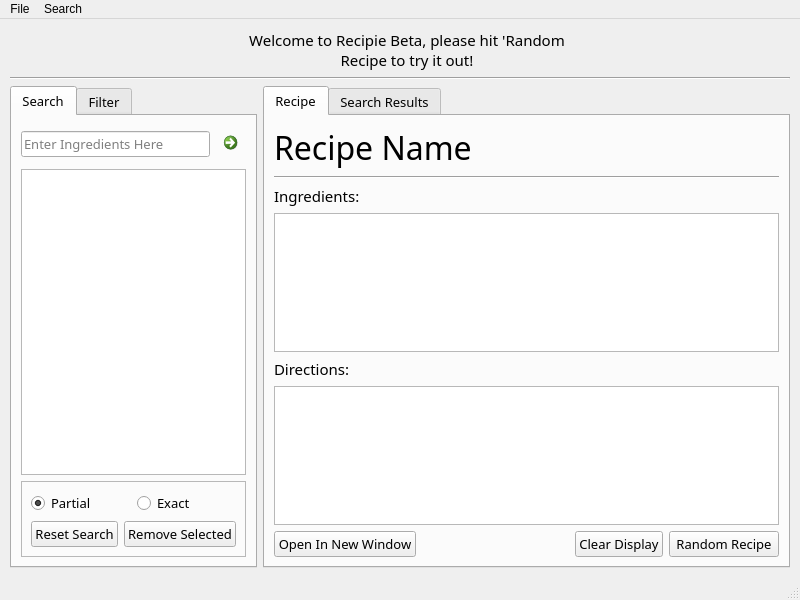
Before: the Qt Designer form testing/recipie_test/mainwindow.ui in starshine-bcit/Recipie, drawn with Qt 5.
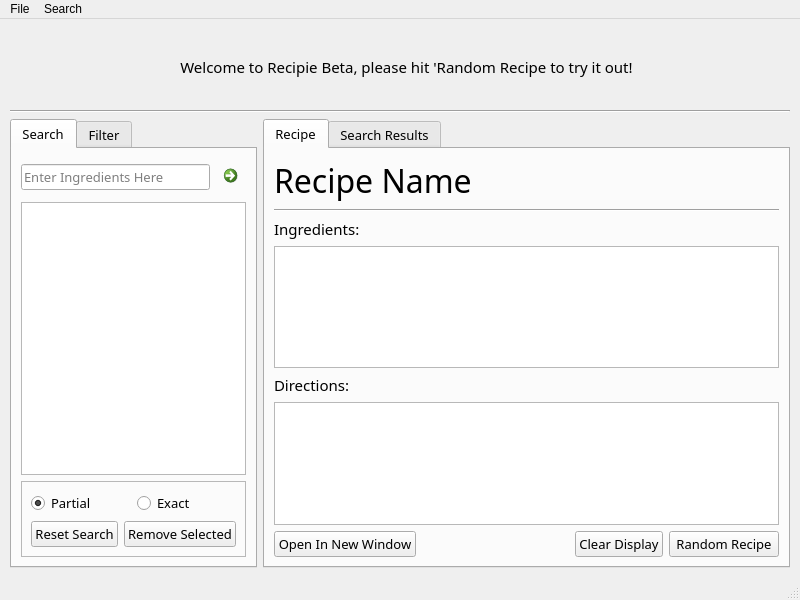
After: the same form once the commit is applied. Icons and pictures are not drawn.

Commit message: Add quote functionality, rework UI slightly

The edit to the form file:
```diff
--- a/testing/recipie_test/mainwindow.ui
+++ b/testing/recipie_test/mainwindow.ui
@@ -43,7 +43,7 @@
      <number>10</number>
     </property>
     <item>
-     <layout class="QHBoxLayout" name="horizontalLayoutTop" stretch="0,1,0,1">
+     <layout class="QHBoxLayout" name="horizontalLayoutTop" stretch="0,1,3,1">
       <property name="sizeConstraint">
        <enum>QLayout::SetMinimumSize</enum>
       </property>
@@ -88,15 +88,21 @@
       <item>
        <widget class="QLabel" name="label">
         <property name="sizePolicy">
-         <sizepolicy hsizetype="Preferred" vsizetype="Fixed">
+         <sizepolicy hsizetype="Expanding" vsizetype="Fixed">
           <horstretch>0</horstretch>
           <verstretch>0</verstretch>
          </sizepolicy>
         </property>
+        <property name="minimumSize">
+         <size>
+          <width>0</width>
+          <height>75</height>
+         </size>
+        </property>
         <property name="maximumSize">
          <size>
           <width>16777215</width>
-          <height>16777215</height>
+          <height>75</height>
          </size>
         </property>
         <property name="font">
```
Left out of the diff: 2 changed lines with no effect on the pictures. The commit also changes 3 other files.
